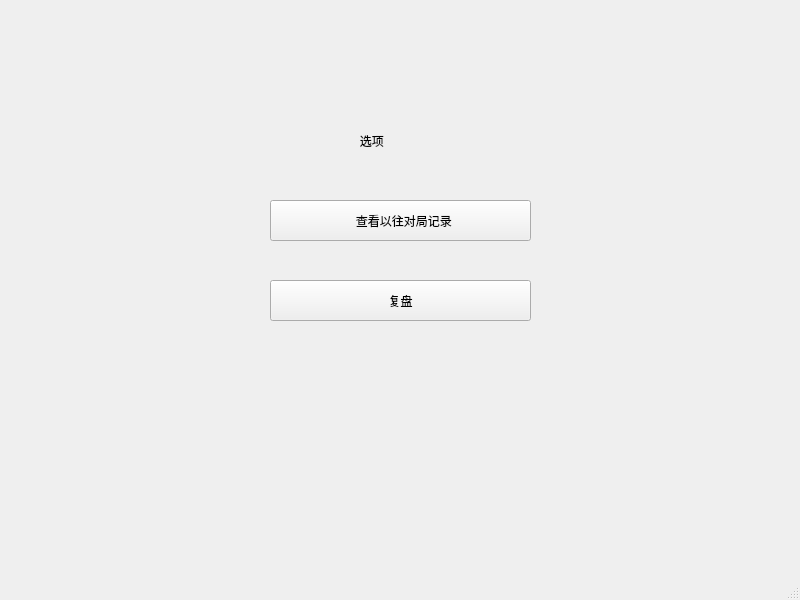
Qt form NoGowithStart/regowindow.ui (Zhouyutian22/NoGoTeam3) before a commit.
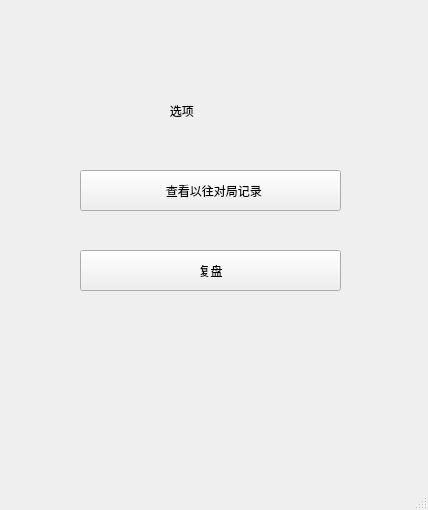
The same form after that commit.

The edit to the form file:
```diff
--- a/NoGowithStart/regowindow.ui
+++ b/NoGowithStart/regowindow.ui
@@ -6,8 +6,8 @@
    <rect>
     <x>0</x>
     <y>0</y>
-    <width>800</width>
-    <height>600</height>
+    <width>428</width>
+    <height>510</height>
    </rect>
   </property>
   <property name="windowTitle">
@@ -17,8 +17,8 @@
    <widget class="QPushButton" name="pushButton">
     <property name="geometry">
      <rect>
-      <x>270</x>
-      <y>200</y>
+      <x>80</x>
+      <y>170</y>
       <width>261</width>
       <height>41</height>
      </rect>
@@ -30,8 +30,8 @@
    <widget class="QPushButton" name="pushButton_2">
     <property name="geometry">
      <rect>
-      <x>270</x>
-      <y>280</y>
+      <x>80</x>
+      <y>250</y>
       <width>261</width>
       <height>41</height>
      </rect>
@@ -43,8 +43,8 @@
    <widget class="QLabel" name="label">
     <property name="geometry">
      <rect>
-      <x>240</x>
-      <y>110</y>
+      <x>50</x>
+      <y>80</y>
       <width>321</width>
       <height>61</height>
      </rect>
```
Left out of the diff: 4 changed lines with no effect on the pictures.
